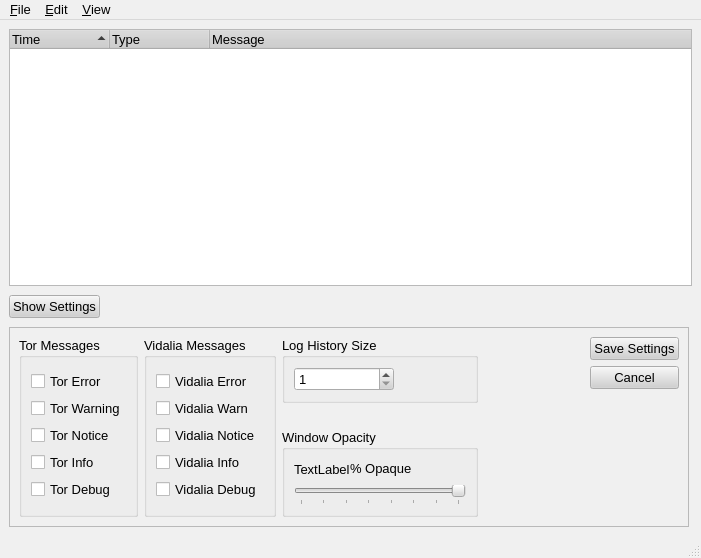
Above: src/gui/messagelog/messagelog.ui from a-ilin/vidalia before the change. Below: the same form after it.
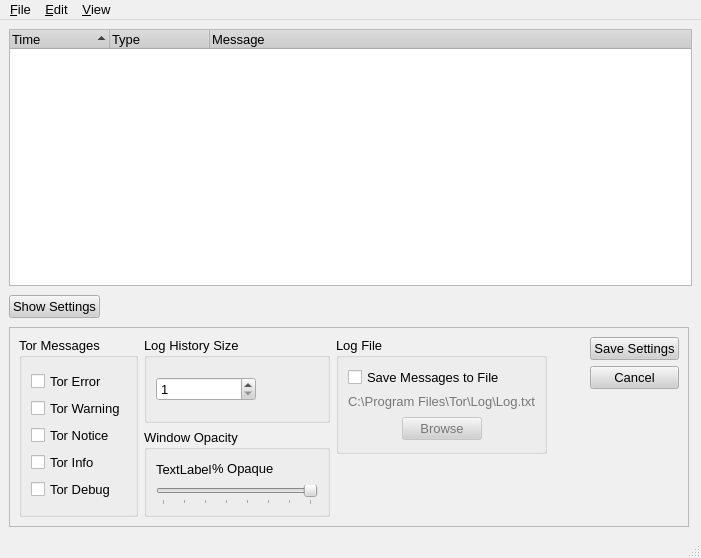
That is the form after the change. Icons and pictures are not drawn.

Commit message:
Gui components for Message Log File are in place. Removed Vidalia Message code since it is useless.
svn:r238

Diff of the .ui file:
```diff
--- a/src/gui/messagelog/messagelog.ui
+++ b/src/gui/messagelog/messagelog.ui
@@ -301,7 +301,7 @@
    <string/>
   </property>
   <property name="autoFillBackground" >
-   <bool>false</bool>
+   <bool>true</bool>
   </property>
   <widget class="QWidget" name="centralwidget" >
    <layout class="QVBoxLayout" >
@@ -546,96 +546,12 @@
         </widget>
        </item>
        <item>
-        <widget class="QGroupBox" name="grpVidMessages" >
-         <property name="contextMenuPolicy" >
-          <enum>Qt::NoContextMenu</enum>
-         </property>
-         <property name="title" >
-          <string>Vidalia Messages</string>
-         </property>
          <layout class="QVBoxLayout" >
           <property name="margin" >
-           <number>9</number>
-          </property>
-          <property name="spacing" >
-           <number>6</number>
-          </property>
-          <item>
-           <layout class="QVBoxLayout" >
-            <property name="margin" >
              <number>0</number>
             </property>
             <property name="spacing" >
              <number>6</number>
-            </property>
-            <item>
-             <widget class="QCheckBox" name="chkVidErr" >
-              <property name="contextMenuPolicy" >
-               <enum>Qt::NoContextMenu</enum>
-              </property>
-              <property name="toolTip" >
-               <string/>
-              </property>
-              <property name="text" >
-               <string>Vidalia Error</string>
-              </property>
-             </widget>
-            </item>
-            <item>
-             <widget class="QCheckBox" name="chkVidWarn" >
-              <property name="contextMenuPolicy" >
-               <enum>Qt::NoContextMenu</enum>
-              </property>
-              <property name="toolTip" >
-               <string/>
-              </property>
-              <property name="text" >
-               <string>Vidalia Warn</string>
-              </property>
-             </widget>
-            </item>
-            <item>
-             <widget class="QCheckBox" name="chkVidNote" >
-              <property name="contextMenuPolicy" >
-               <enum>Qt::NoContextMenu</enum>
-              </property>
-              <property name="text" >
-               <string>Vidalia Notice</string>
-              </property>
-             </widget>
-            </item>
-            <item>
-             <widget class="QCheckBox" name="chkVidInfo" >
-              <property name="contextMenuPolicy" >
-               <enum>Qt::NoContextMenu</enum>
-              </property>
-              <property name="text" >
-               <string>Vidalia Info</string>
-              </property>
-             </widget>
-            </item>
-            <item>
-             <widget class="QCheckBox" name="chkVidDebug" >
-              <property name="contextMenuPolicy" >
-               <enum>Qt::NoContextMenu</enum>
-              </property>
-              <property name="text" >
-               <string>Vidalia Debug</string>
-              </property>
-             </widget>
-            </item>
-           </layout>
-          </item>
-         </layout>
-        </widget>
-       </item>
-       <item>
-        <layout class="QVBoxLayout" >
-         <property name="margin" >
-          <number>0</number>
-         </property>
-         <property name="spacing" >
-          <number>3</number>
          </property>
          <item>
           <widget class="QGroupBox" name="groupBox_3" >
@@ -700,19 +616,6 @@
            </layout>
           </widget>
          </item>
-         <item>
-          <spacer>
-           <property name="orientation" >
-            <enum>Qt::Vertical</enum>
-           </property>
-           <property name="sizeHint" >
-            <size>
-             <width>20</width>
-             <height>21</height>
-            </size>
-           </property>
-          </spacer>
-         </item>
          <item>
           <widget class="QGroupBox" name="grpOpacity" >
            <property name="contextMenuPolicy" >
@@ -823,6 +726,58 @@
         </layout>
        </item>
        <item>
+        <layout class="QVBoxLayout" >
+         <property name="margin" >
+          <number>0</number>
+         </property>
+         <property name="spacing" >
+          <number>6</number>
+         </property>
+         <item>
+          <widget class="QGroupBox" name="groupBox_2" >
+           <property name="contextMenuPolicy" >
+            <enum>Qt::NoContextMenu</enum>
+           </property>
+           <property name="title" >
+            <string>Log File</string>
+           </property>
+           <layout class="QVBoxLayout" >
+            <property name="margin" >
+             <number>9</number>
+            </property>
+            <property name="spacing" >
+             <number>6</number>
+            </property>
+            <item>
+             <widget class="QCheckBox" name="chkEnableLogFile" >
+              <property name="contextMenuPolicy" >
+               <enum>Qt::NoContextMenu</enum>
+              </property>
+              <property name="toolTip" >
+               <string>Enable saving of all messages to a file</string>
+              </property>
+              <property name="text" >
+               <string>Save Messages to File</string>
+              </property>
+              <property name="checked" >
+               <bool>false</bool>
+              </property>
+             </widget>
+            </item>
+            <item>
+             <widget class="QLabel" name="lblLogFile" >
+              <property name="enabled" >
+               <bool>false</bool>
+              </property>
+              <property name="contextMenuPolicy" >
+               <enum>Qt::NoContextMenu</enum>
+              </property>
+              <property name="text" >
+               <string>C:\Program Files\Tor\Log\Log.txt</string>
+              </property>
+             </widget>
+            </item>
+            <item>
         <layout class="QHBoxLayout" >
          <property name="margin" >
           <number>0</number>
@@ -837,7 +792,69 @@
            </property>
            <property name="sizeHint" >
             <size>
-             <width>101</width>
+                  <width>41</width>
+                  <height>27</height>
+                 </size>
+                </property>
+               </spacer>
+              </item>
+              <item>
+               <widget class="QPushButton" name="btnBrowse" >
+                <property name="enabled" >
+                 <bool>false</bool>
+                </property>
+                <property name="contextMenuPolicy" >
+                 <enum>Qt::NoContextMenu</enum>
+                </property>
+                <property name="toolTip" >
+                 <string>Select File for Message Logging</string>
+                </property>
+                <property name="text" >
+                 <string>Browse</string>
+                </property>
+               </widget>
+              </item>
+              <item>
+               <spacer>
+                <property name="orientation" >
+                 <enum>Qt::Horizontal</enum>
+                </property>
+                <property name="sizeHint" >
+                 <size>
+                  <width>41</width>
+                  <height>27</height>
+                 </size>
+                </property>
+               </spacer>
+              </item>
+             </layout>
+            </item>
+           </layout>
+          </widget>
+         </item>
+         <item>
+          <spacer>
+           <property name="orientation" >
+            <enum>Qt::Vertical</enum>
+           </property>
+           <property name="sizeHint" >
+            <size>
+             <width>20</width>
+             <height>51</height>
+            </size>
+           </property>
+          </spacer>
+         </item>
+        </layout>
+       </item>
+       <item>
+        <spacer>
+         <property name="orientation" >
+          <enum>Qt::Horizontal</enum>
+         </property>
+         <property name="sizeHint" >
+          <size>
+           <width>16</width>
              <height>20</height>
             </size>
            </property>
@@ -893,8 +910,6 @@
           </layout>
          </item>
         </layout>
-       </item>
-      </layout>
      </widget>
     </item>
    </layout>
```
Left out of the diff: 32 changed lines with no effect on the pictures. Lines whose indentation alone changed are shown as unchanged. The commit also changes 5 other files.
